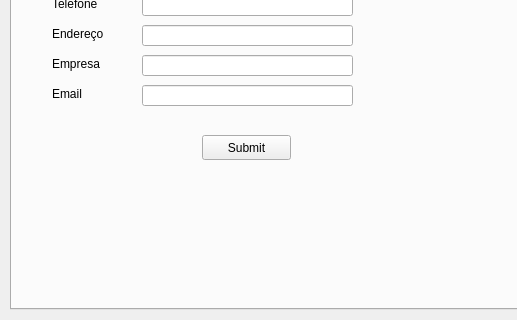
The window that main_window.ui (Gianlucca-Buzo/Selling-Manager) describes before a commit, drawn with Qt 5; both pictures show x 0 to 517 and y 181 to 501 of the 800 by 600 pixel window.
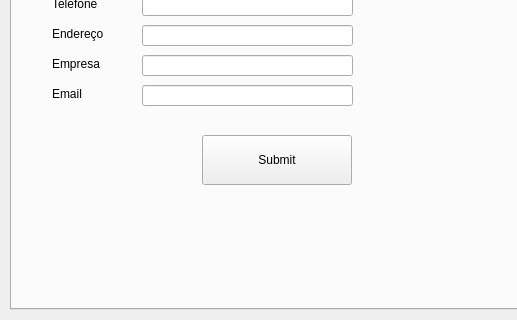
The same window after the commit. The open tabs and pages were chosen to show the change.

Commit message: Conectando aba de clientes e de transações com interface grafica, adicionando popups de sucesso e erro

What changed in the file:
```diff
--- a/main_window.ui
+++ b/main_window.ui
@@ -170,8 +170,8 @@
        <rect>
         <x>190</x>
         <y>290</y>
-        <width>89</width>
-        <height>25</height>
+        <width>150</width>
+        <height>50</height>
        </rect>
       </property>
       <property name="text">
```
Left out of the diff: 2 changed lines with no effect on the pictures. The commit also changes 3 other files.
